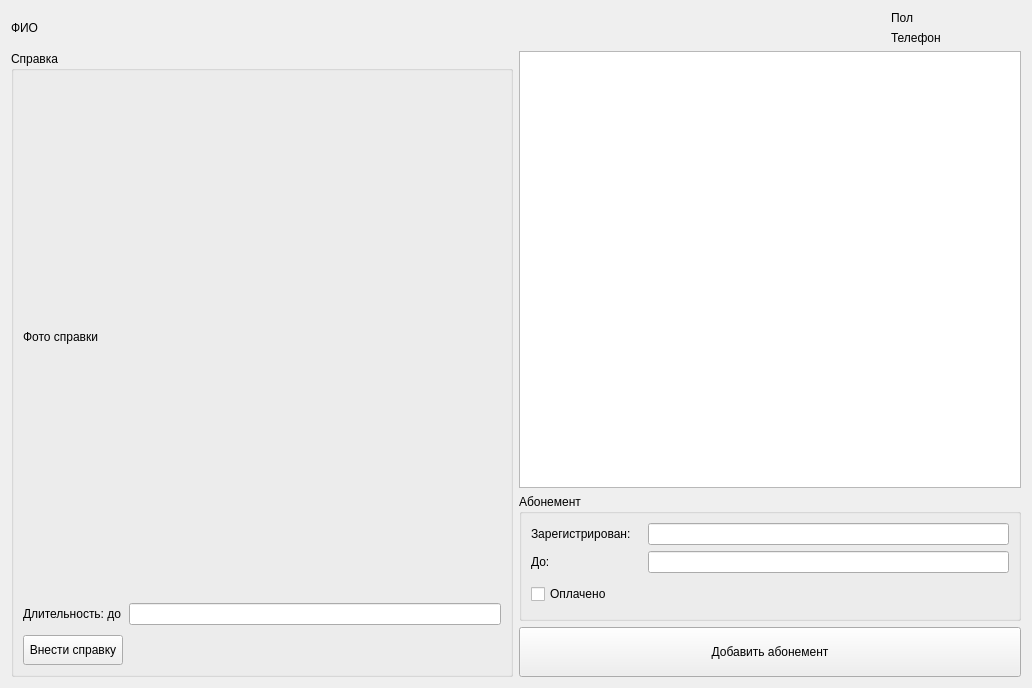
This is 3_course/1_part/VPandHCI/DB/userdata.ui in Monstruos/Course_projects as Qt 5 draws it before an edit. The edited form follows.
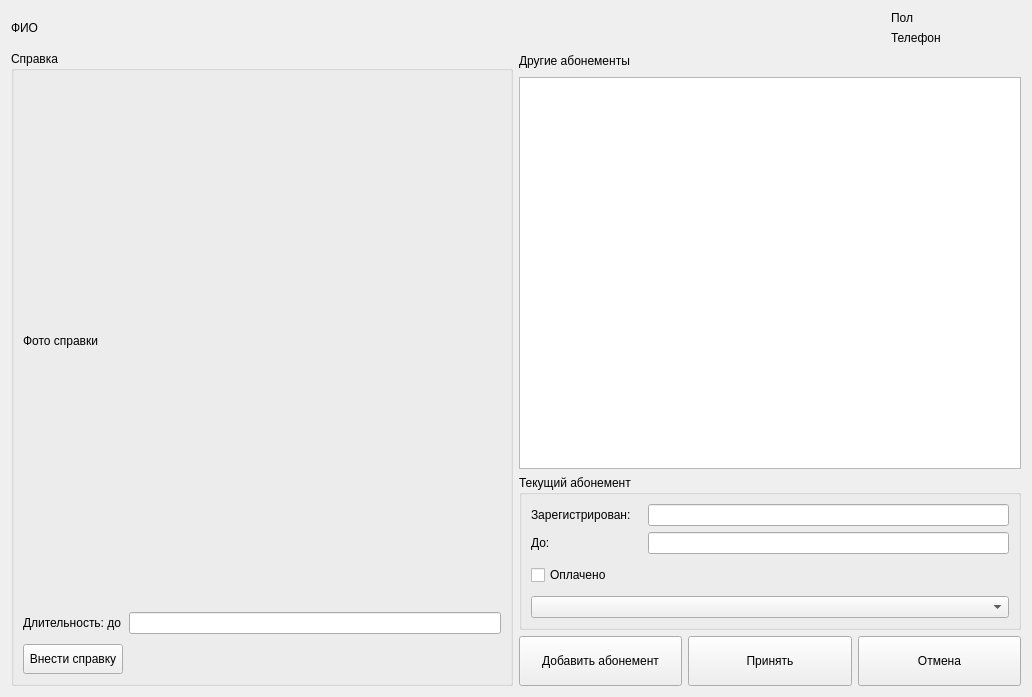
This is the edited form.

What changed in the file:
```diff
--- a/3_course/1_part/VPandHCI/DB/userdata.ui
+++ b/3_course/1_part/VPandHCI/DB/userdata.ui
@@ -85,11 +85,17 @@
             <item>
              <widget class="QLabel" name="docphoto">
               <property name="sizePolicy">
-               <sizepolicy hsizetype="Preferred" vsizetype="Expanding">
+               <sizepolicy hsizetype="Fixed" vsizetype="Fixed">
                 <horstretch>0</horstretch>
                 <verstretch>0</verstretch>
                </sizepolicy>
               </property>
+              <property name="minimumSize">
+               <size>
+                <width>471</width>
+                <height>522</height>
+               </size>
+              </property>
               <property name="text">
                <string>Фото справки</string>
               </property>
@@ -153,6 +159,19 @@
        </item>
        <item>
         <layout class="QVBoxLayout" name="verticalLayout_7">
+         <item>
+          <widget class="QLabel" name="label">
+           <property name="minimumSize">
+            <size>
+             <width>0</width>
+             <height>20</height>
+            </size>
+           </property>
+           <property name="text">
+            <string>Другие абонементы</string>
+           </property>
+          </widget>
+         </item>
          <item>
           <widget class="QTableView" name="prevAbon"/>
          </item>
@@ -165,7 +184,7 @@
             </sizepolicy>
            </property>
            <property name="title">
-            <string>Абонемент</string>
+            <string>Текущий абонемент</string>
            </property>
            <layout class="QGridLayout" name="gridLayout">
             <item row="0" column="0">
@@ -235,6 +254,9 @@
                   </property>
                  </widget>
                 </item>
+                <item>
+                 <widget class="QComboBox" name="abonType"/>
+                </item>
                </layout>
               </item>
              </layout>
@@ -242,6 +264,8 @@
            </layout>
           </widget>
          </item>
+         <item>
+          <layout class="QHBoxLayout" name="horizontalLayout_6">
          <item>
           <widget class="QPushButton" name="addAbon">
            <property name="sizePolicy">
@@ -252,7 +276,7 @@
            </property>
            <property name="minimumSize">
             <size>
-             <width>250</width>
+               <width>0</width>
              <height>50</height>
             </size>
            </property>
@@ -260,6 +284,46 @@
             <string>Добавить абонемент</string>
            </property>
           </widget>
+           </item>
+           <item>
+            <widget class="QPushButton" name="includeAbon">
+             <property name="sizePolicy">
+              <sizepolicy hsizetype="MinimumExpanding" vsizetype="Preferred">
+               <horstretch>0</horstretch>
+               <verstretch>0</verstretch>
+              </sizepolicy>
+             </property>
+             <property name="minimumSize">
+              <size>
+               <width>0</width>
+               <height>50</height>
+              </size>
+             </property>
+             <property name="text">
+              <string>Принять</string>
+             </property>
+            </widget>
+           </item>
+           <item>
+            <widget class="QPushButton" name="cancelAbon">
+             <property name="sizePolicy">
+              <sizepolicy hsizetype="MinimumExpanding" vsizetype="Preferred">
+               <horstretch>0</horstretch>
+               <verstretch>0</verstretch>
+              </sizepolicy>
+             </property>
+             <property name="minimumSize">
+              <size>
+               <width>0</width>
+               <height>50</height>
+              </size>
+             </property>
+             <property name="text">
+              <string>Отмена</string>
+             </property>
+            </widget>
+           </item>
+          </layout>
          </item>
         </layout>
        </item>
```
Lines whose indentation alone changed are shown as unchanged.
